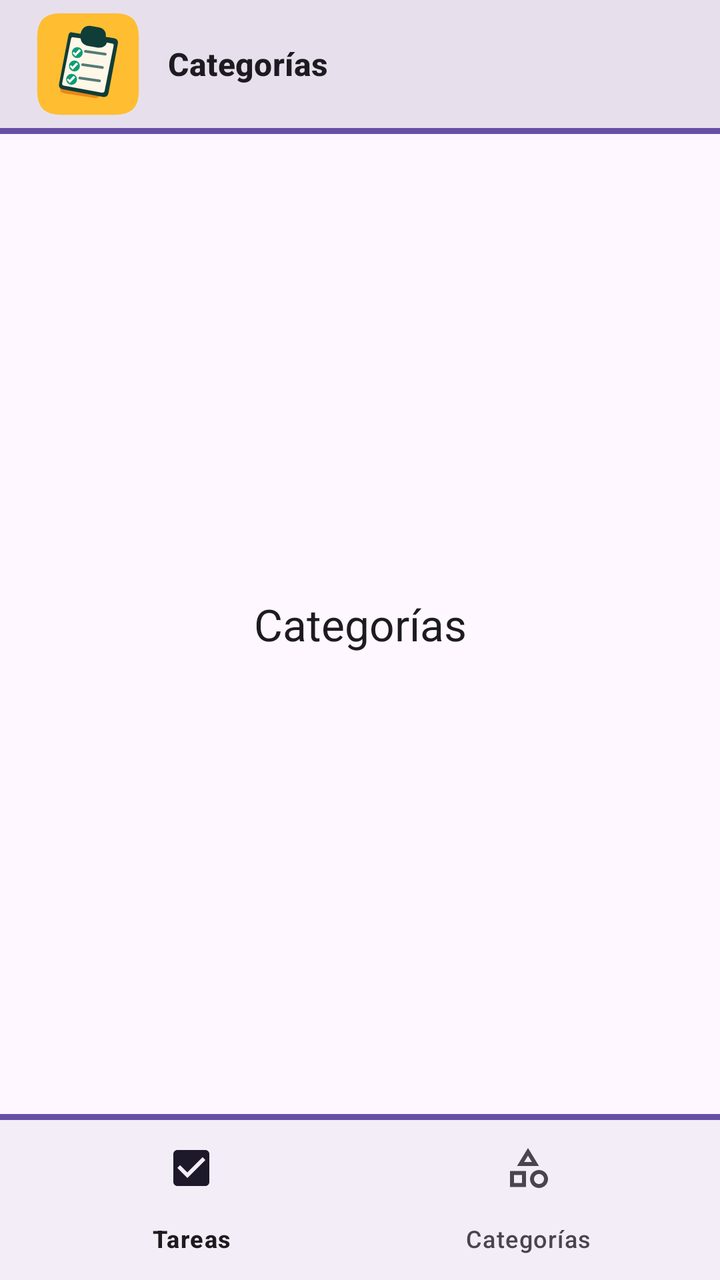
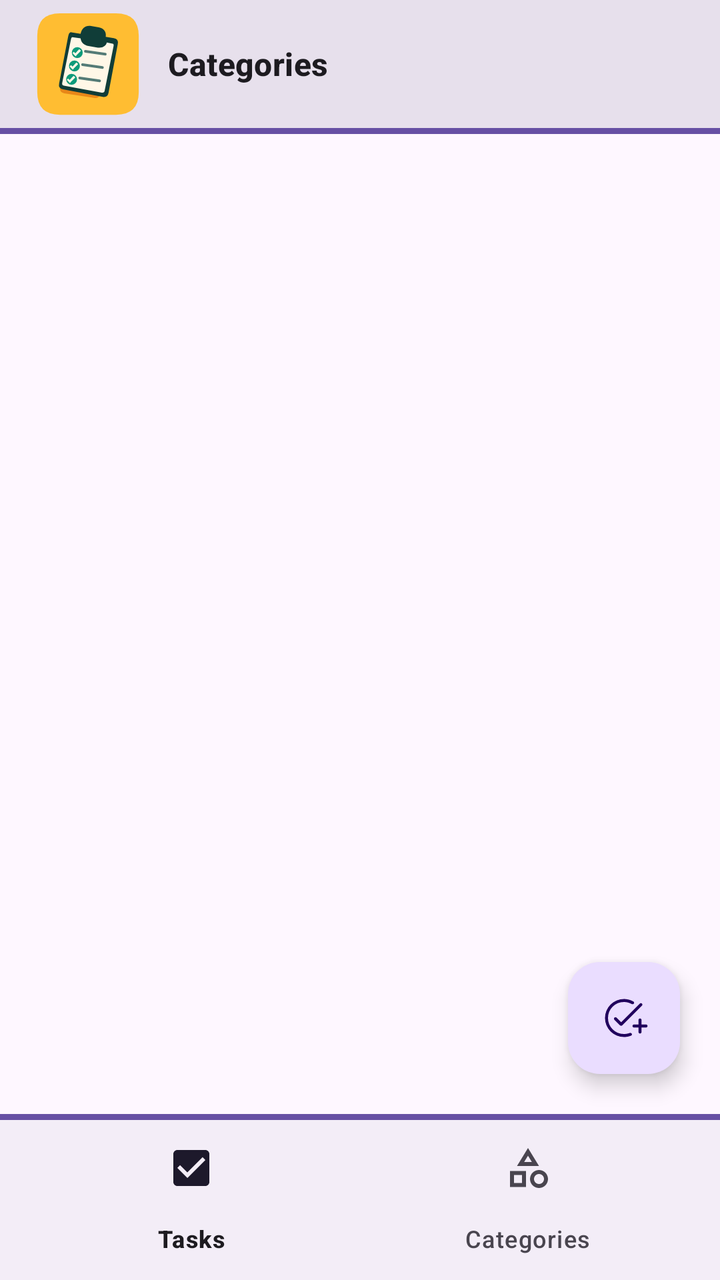

An Android layout rendered at two revisions. The XML below is the earlier revision; the diff shows what the commit changed to produce the second picture.
<!-- AndroidManifest.xml: application theme Theme.Tareas -->
<!-- res/layout/activity_categories.xml -->
<?xml version="1.0" encoding="utf-8"?>
<androidx.constraintlayout.widget.ConstraintLayout xmlns:android="http://schemas.android.com/apk/res/android"
    xmlns:app="http://schemas.android.com/apk/res-auto"
    xmlns:tools="http://schemas.android.com/tools"
    android:id="@+id/main"
    android:layout_width="match_parent"
    android:layout_height="match_parent"
    tools:context=".activities.CategoriesActivity">

    <com.google.android.material.appbar.AppBarLayout
        android:id="@+id/appBarLayout"
        android:layout_width="0dp"
        android:layout_height="wrap_content"
        app:layout_constraintEnd_toEndOf="parent"
        app:layout_constraintStart_toStartOf="parent"
        app:layout_constraintTop_toTopOf="parent">

        <com.google.android.material.appbar.MaterialToolbar
            android:id="@+id/toolbar"
            android:layout_width="match_parent"
            android:layout_height="?attr/actionBarSize"
            android:background="?attr/colorSurfaceVariant">

            <LinearLayout
                android:layout_width="wrap_content"
                android:layout_height="wrap_content"
                android:gravity="center_vertical"
                android:orientation="horizontal">

                <ImageView
                    android:id="@+id/logoImageView"
                    android:layout_width="56dp"
                    android:layout_height="56dp"
                    android:layout_marginEnd="12dp"
                    android:contentDescription="@string/app_name"
                    app:srcCompat="@drawable/ic_tareas_logo" />

                <TextView
                    android:id="@+id/titleTextView"
                    android:layout_width="wrap_content"
                    android:layout_height="wrap_content"
                    android:text="@string/title_categories"
                    android:textAppearance="?attr/textAppearanceTitleMedium"
                    android:textStyle="bold" />

            </LinearLayout>

        </com.google.android.material.appbar.MaterialToolbar>

    </com.google.android.material.appbar.AppBarLayout>

    <com.google.android.material.divider.MaterialDivider
        android:id="@+id/topBarDivider"
        android:layout_width="0dp"
        android:layout_height="3dp"
        app:dividerColor="?attr/colorPrimary"
        app:layout_constraintEnd_toEndOf="parent"
        app:layout_constraintStart_toStartOf="parent"
        app:layout_constraintTop_toBottomOf="@id/appBarLayout" />

    <TextView
        android:id="@+id/placeholderTextView"
        android:layout_width="wrap_content"
        android:layout_height="wrap_content"
        android:text="@string/title_categories"
        android:textAppearance="?attr/textAppearanceTitleLarge"
        app:layout_constraintBottom_toTopOf="@id/bottomBarDivider"
        app:layout_constraintEnd_toEndOf="parent"
        app:layout_constraintStart_toStartOf="parent"
        app:layout_constraintTop_toBottomOf="@id/topBarDivider" />

    <com.google.android.material.divider.MaterialDivider
        android:id="@+id/bottomBarDivider"
        android:layout_width="0dp"
        android:layout_height="3dp"
        app:dividerColor="?attr/colorPrimary"
        app:layout_constraintBottom_toTopOf="@id/bottomNavigationView"
        app:layout_constraintEnd_toEndOf="parent"
        app:layout_constraintStart_toStartOf="parent" />

    <com.google.android.material.bottomnavigation.BottomNavigationView
        android:id="@+id/bottomNavigationView"
        android:layout_width="0dp"
        android:layout_height="wrap_content"
        android:background="?attr/colorSurfaceContainer"
        app:layout_constraintBottom_toBottomOf="parent"
        app:layout_constraintEnd_toEndOf="parent"
        app:layout_constraintStart_toStartOf="parent"
        app:menu="@menu/menu_bottom_navigation" />

</androidx.constraintlayout.widget.ConstraintLayout>
<!-- resources referenced by this layout -->
<resources>
  <string name="app_name">Tareas</string>
  <string name="title_categories">Categorías</string>
  <!-- unchanged entries left out for length: 3 -->
</resources>

<!-- the commit's change to res/layout/activity_categories.xml (unified diff, before → after) -->
@@ -58,16 +58,27 @@
         app:layout_constraintStart_toStartOf="parent"
         app:layout_constraintTop_toBottomOf="@id/appBarLayout" />
 
-    <TextView
-        android:id="@+id/placeholderTextView"
-        android:layout_width="wrap_content"
-        android:layout_height="wrap_content"
-        android:text="@string/title_categories"
-        android:textAppearance="?attr/textAppearanceTitleLarge"
+    <androidx.recyclerview.widget.RecyclerView
+        android:id="@+id/categoriesRecyclerView"
+        android:layout_width="0dp"
+        android:layout_height="0dp"
+        android:clipToPadding="false"
+        android:padding="12dp"
         app:layout_constraintBottom_toTopOf="@id/bottomBarDivider"
         app:layout_constraintEnd_toEndOf="parent"
         app:layout_constraintStart_toStartOf="parent"
-        app:layout_constraintTop_toBottomOf="@id/topBarDivider" />
+        app:layout_constraintTop_toBottomOf="@id/topBarDivider"
+        tools:listitem="@layout/item_category" />
+
+    <com.google.android.material.floatingactionbutton.FloatingActionButton
+        android:id="@+id/addCategoryButton"
+        android:layout_width="wrap_content"
+        android:layout_height="wrap_content"
+        android:layout_margin="20dp"
+        android:contentDescription="@string/add_category"
+        app:srcCompat="@drawable/ic_add_task"
+        app:layout_constraintBottom_toTopOf="@id/bottomBarDivider"
+        app:layout_constraintEnd_toEndOf="parent" />
 
     <com.google.android.material.divider.MaterialDivider
         android:id="@+id/bottomBarDivider"
@@ -89,3 +100,49 @@
         app:menu="@menu/menu_bottom_navigation" />
 
 </androidx.constraintlayout.widget.ConstraintLayout>
+<!-- res/layout/item_category.xml (included above) -->
+<?xml version="1.0" encoding="utf-8"?>
+<com.google.android.material.card.MaterialCardView xmlns:android="http://schemas.android.com/apk/res/android"
+    xmlns:app="http://schemas.android.com/apk/res-auto"
+    android:layout_width="match_parent"
+    android:layout_height="wrap_content"
+    android:layout_marginBottom="8dp"
+    app:cardUseCompatPadding="true">
+
+    <LinearLayout
+        android:layout_width="match_parent"
+        android:layout_height="wrap_content"
+        android:gravity="center_vertical"
+        android:orientation="horizontal"
+        android:padding="12dp">
+
+        <View
+            android:id="@+id/colorView"
+            android:layout_width="24dp"
+            android:layout_height="24dp"
+            android:layout_marginEnd="12dp" />
+
+        <TextView
+            android:id="@+id/categoryNameTextView"
+            android:layout_width="0dp"
+            android:layout_height="wrap_content"
+            android:layout_weight="1"
+            android:textAppearance="?attr/textAppearanceTitleMedium" />
+
+        <com.google.android.material.button.MaterialButton
+            android:id="@+id/editCategoryButton"
+            style="@style/Widget.Material3.Button.IconButton"
+            android:layout_width="wrap_content"
+            android:layout_height="wrap_content"
+            android:contentDescription="@string/edit"
+            app:icon="@drawable/ic_edit" />
+
+        <com.google.android.material.button.MaterialButton
+            android:id="@+id/deleteCategoryButton"
+            style="@style/Widget.Material3.Button.IconButton"
+            android:layout_width="wrap_content"
+            android:layout_height="wrap_content"
+            android:contentDescription="@string/delete"
+            app:icon="@drawable/ic_delete" />
+    </LinearLayout>
+</com.google.android.material.card.MaterialCardView>
<!-- resource entries referenced after the edit -->
@@ -1,7 +1,43 @@
 <!-- resources referenced by this layout -->
 <resources>
-  <string name="app_name">Tareas</string>
-  <string name="title_categories">Categorías</string>
+  <!-- drawable ic_add_task (drawable) -->
+  <vector xmlns:android="http://schemas.android.com/apk/res/android"
+      android:width="24dp"
+      android:height="24dp"
+      android:tint="?attr/colorControlNormal"
+      android:viewportWidth="960"
+      android:viewportHeight="960">
+      <path
+          android:fillColor="@android:color/white"
+          android:pathData="M480,860Q401.15,860 331.8,830.08Q262.45,800.16 211.15,748.87Q159.85,697.58 129.93,628.24Q100,558.9 100,480.07Q100,401.23 129.93,331.86Q159.85,262.49 211.15,211.18Q262.45,159.87 331.8,129.93Q401.15,100 480,100Q529.92,100 576.77,112.73Q623.62,125.46 666.39,149.54Q677.92,156 681.46,168.16Q685,180.31 677.31,190.85Q669.62,201.39 656.96,204.04Q644.31,206.69 632.54,200.23Q597.46,180.62 558.73,170.31Q520,160 480,160Q346,160 253,253Q160,346 160,480Q160,614 253,707Q346,800 480,800Q508.76,800 536.42,795.04Q564.08,790.08 591,780.15Q603.77,776.31 616.12,779.46Q628.46,782.61 635.22,793.83Q641.23,804.31 637.77,816.42Q634.31,828.53 622,833.08Q588,846.84 552.19,853.42Q516.38,860 480,860ZM770,670L680,670Q667.25,670 658.63,661.37Q650,652.74 650,639.99Q650,627.23 658.63,618.62Q667.25,610 680,610L770,610L770,520Q770,507.25 778.63,498.63Q787.26,490 800.01,490Q812.77,490 821.38,498.63Q830,507.25 830,520L830,610L920,610Q932.75,610 941.37,618.63Q950,627.26 950,640.01Q950,652.77 941.37,661.38Q932.75,670 920,670L830,670L830,760Q830,772.75 821.37,781.37Q812.74,790 799.99,790Q787.23,790 778.62,781.37Q770,772.75 770,760L770,670ZM423.23,565.85L796.77,191.69Q805.08,183.39 817.65,183.19Q830.23,183 838.92,191.69Q847.61,200.39 847.61,212.77Q847.61,225.15 838.92,233.85L448.54,624.85Q437.69,635.69 423.23,635.69Q408.77,635.69 397.92,624.85L288.15,515.08Q279.85,506.77 279.65,494.19Q279.46,481.62 288.15,472.92Q296.85,464.23 309.23,464.23Q321.61,464.23 330.31,472.92L423.23,565.85Z" />
+  </vector>
+  <!-- drawable ic_delete (drawable) -->
+  <vector xmlns:android="http://schemas.android.com/apk/res/android"
+      android:width="24dp"
+      android:height="24dp"
+      android:tint="?attr/colorControlNormal"
+      android:viewportWidth="960"
+      android:viewportHeight="960">
+      <path
+          android:fillColor="@android:color/white"
+          android:pathData="M292.31,820Q262.48,820 241.24,798.76Q220,777.52 220,747.69L220,240L210,240Q197.25,240 188.63,231.37Q180,222.74 180,209.99Q180,197.23 188.63,188.62Q197.25,180 210,180L360,180L360,180Q360,165.31 370.35,154.96Q380.69,144.62 395.38,144.62L564.62,144.62Q579.31,144.62 589.65,154.96Q600,165.31 600,180L600,180L750,180Q762.75,180 771.37,188.63Q780,197.26 780,210.01Q780,222.77 771.37,231.38Q762.75,240 750,240L740,240L740,747.69Q740,777.52 718.76,798.76Q697.52,820 667.69,820L292.31,820ZM680,240L280,240L280,747.69Q280,753.08 283.46,756.54Q286.92,760 292.31,760L667.69,760Q673.08,760 676.54,756.54Q680,753.08 680,747.69L680,240ZM427.54,671.38Q436.15,662.75 436.15,650L436.15,350Q436.15,337.25 427.52,328.62Q418.9,320 406.14,320Q393.39,320 384.77,328.62Q376.16,337.25 376.16,350L376.16,650Q376.16,662.75 384.78,671.38Q393.41,680 406.17,680Q418.92,680 427.54,671.38ZM575.23,671.38Q583.84,662.75 583.84,650L583.84,350Q583.84,337.25 575.22,328.62Q566.59,320 553.83,320Q541.08,320 532.46,328.62Q523.85,337.25 523.85,350L523.85,650Q523.85,662.75 532.48,671.38Q541.1,680 553.86,680Q566.61,680 575.23,671.38ZM280,240L280,240L280,747.69Q280,753.08 280,756.54Q280,760 280,760L280,760Q280,760 280,756.54Q280,753.08 280,747.69L280,240Z" />
+  </vector>
+  <!-- drawable ic_edit (drawable) -->
+  <vector xmlns:android="http://schemas.android.com/apk/res/android"
+      android:width="24dp"
+      android:height="24dp"
+      android:tint="?attr/colorControlNormal"
+      android:viewportWidth="960"
+      android:viewportHeight="960">
+      <path
+          android:fillColor="@android:color/white"
+          android:pathData="M398.92,820L458.92,760L830,760Q842.75,760 851.37,768.63Q860,777.26 860,790.01Q860,802.77 851.37,811.38Q842.75,820 830,820L398.92,820ZM200,760L250.46,760L659.92,350.54L609.46,300.08L200,709.54L200,760ZM760.38,249.85L760.38,249.85L710.15,199.62L710.15,199.62L760.38,249.85ZM634.25,325.75L609.46,300.08L609.46,300.08L659.92,350.54L659.92,350.54L634.25,325.75ZM140,783.84L140,714.54Q140,699.91 145.62,686.65Q151.23,673.39 161.08,663.54L667.62,157.23Q676.69,148.99 687.65,144.5Q698.62,140 710.65,140Q722.68,140 733.95,144.27Q745.23,148.54 753.92,157.85L802.77,207.31Q811.46,216.62 815.73,227.58Q820,238.55 820,249.9Q820,262 815.88,272.96Q811.76,283.93 802.77,293L296.46,798.92Q286.61,808.77 273.35,814.38Q260.09,820 245.46,820L176.16,820Q160.79,820 150.4,809.6Q140,799.21 140,783.84Z" />
+  </vector>
+  <string name="add_category">Add category</string>
+  <string name="app_name">Tasks</string>
+  <string name="delete">Delete</string>
+  <string name="edit">Edit</string>
+  <string name="title_categories">Categories</string>
   <!-- unchanged entries left out for length: 3 -->
 </resources>
 
